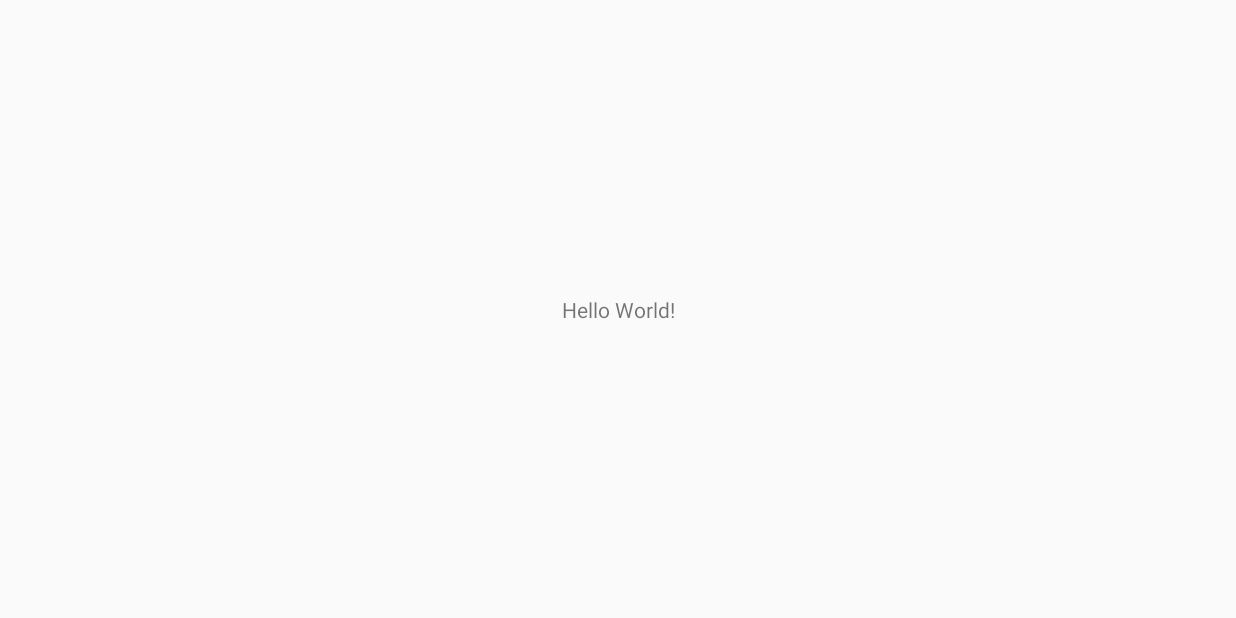
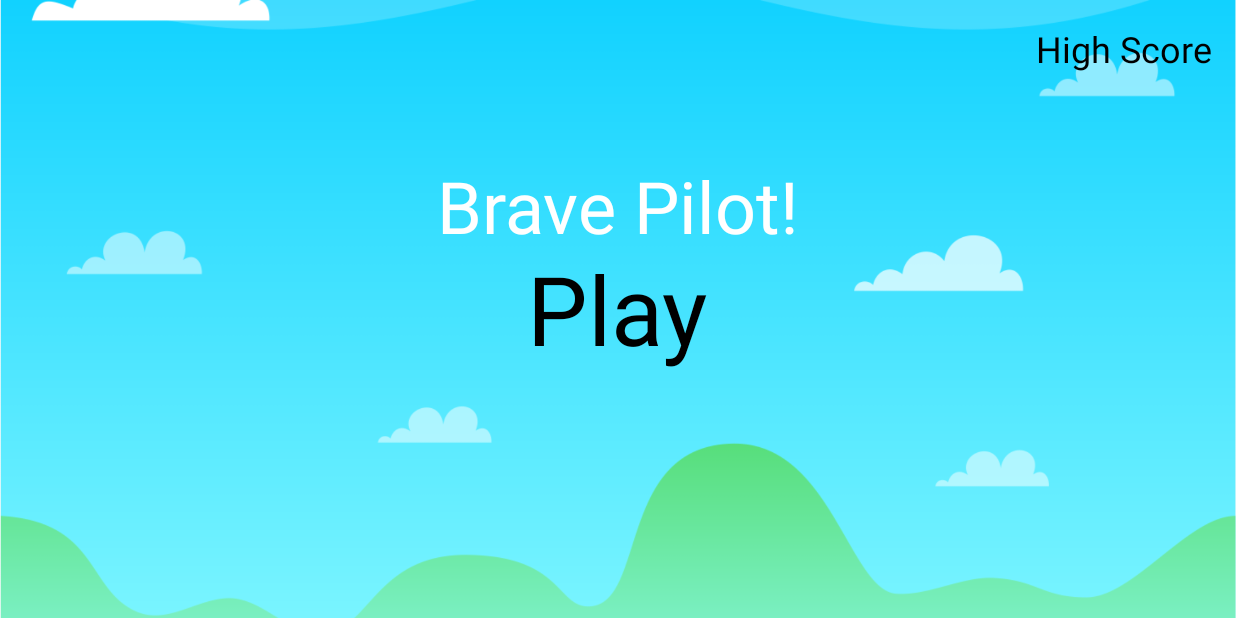
Before and after one commit to vietkieubui/BravePilot, an Android app: the screen it shows after launch (MainActivity), on a phone screen of 824 x 412 dp (held sideways). Before the commit the screen is almost empty. Run offline under Robolectric (Android 15) with nearby library versions, the phone set to English and light mode, and no system bars.

Commit message:
init somethings

```diff
--- a/app/src/main/res/layout/activity_main.xml
+++ b/app/src/main/res/layout/activity_main.xml
@@ -1,18 +1,43 @@
 <?xml version="1.0" encoding="utf-8"?>
-<androidx.constraintlayout.widget.ConstraintLayout xmlns:android="http://schemas.android.com/apk/res/android"
+<RelativeLayout xmlns:android="http://schemas.android.com/apk/res/android"
     xmlns:app="http://schemas.android.com/apk/res-auto"
     xmlns:tools="http://schemas.android.com/tools"
     android:layout_width="match_parent"
     android:layout_height="match_parent"
     tools:context=".MainActivity">
 
+    <ImageView
+        android:layout_width="match_parent"
+        android:layout_height="match_parent"
+        android:src="@drawable/background"
+        android:scaleType="centerCrop"/>
     <TextView
         android:layout_width="wrap_content"
         android:layout_height="wrap_content"
-        android:text="Hello World!"
-        app:layout_constraintBottom_toBottomOf="parent"
-        app:layout_constraintEnd_toEndOf="parent"
-        app:layout_constraintStart_toStartOf="parent"
-        app:layout_constraintTop_toTopOf="parent" />
+        android:textSize="48sp"
+        android:text="Brave Pilot!"
+        android:layout_marginTop="40dp"
+        android:textColor="#ffffff"
+        android:layout_above="@id/play"
+        android:layout_below="@id/highScoreTxt"
+        android:layout_centerHorizontal="true"/>
+    <TextView
+        android:layout_width="wrap_content"
+        android:layout_height="wrap_content"
+        android:text="Play"
+        android:textSize="64sp"
+        android:layout_centerInParent="true"
+        android:textColor="#000000"
+        android:id="@+id/play"/>
+    <TextView
+        android:layout_width="wrap_content"
+        android:layout_height="wrap_content"
+        android:textSize="24sp"
+        android:textColor="#000000"
+        android:text="High Score"
+        android:id="@+id/highScoreTxt"
+        android:layout_margin="16dp"
+        android:layout_alignParentRight="true"/>
 
-</androidx.constraintlayout.widget.ConstraintLayout>
+
+</RelativeLayout>
```
Also changed, not shown: app/src/main/res/drawable-v24/background.png (added), app/src/main/res/drawable-v24/bird1.png (added), app/src/main/res/drawable-v24/bird2.png (added), app/src/main/res/drawable-v24/bird3.png (added), app/src/main/res/drawable-v24/bird4.png (added), app/src/main/res/drawable-v24/bullet.png (added), app/src/main/res/drawable-v24/dead.png (added), app/src/main/res/drawable-v24/fly1.png (added), app/src/main/res/drawable-v24/fly2.png (added), app/src/main/res/drawable-v24/shoot1.png (added), app/src/main/res/drawable-v24/shoot2.png (added), app/src/main/res/drawable-v24/shoot3.png (added), app/src/main/res/drawable-v24/shoot4.png (added), app/src/main/res/drawable-v24/shoot5.png (added).
